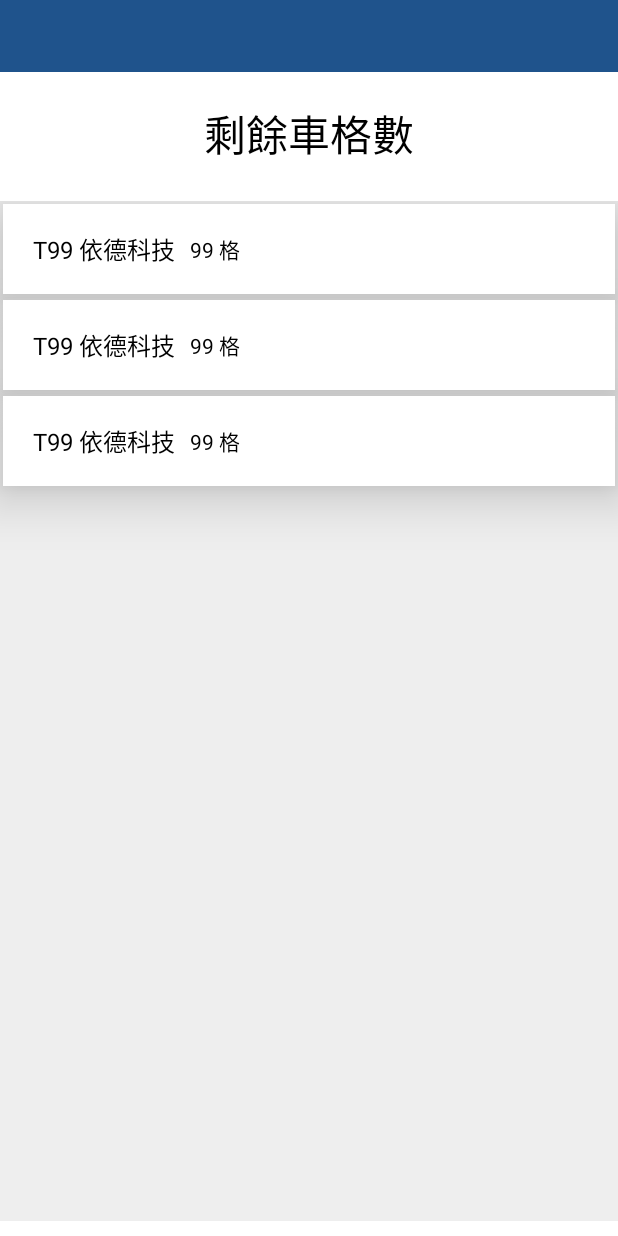
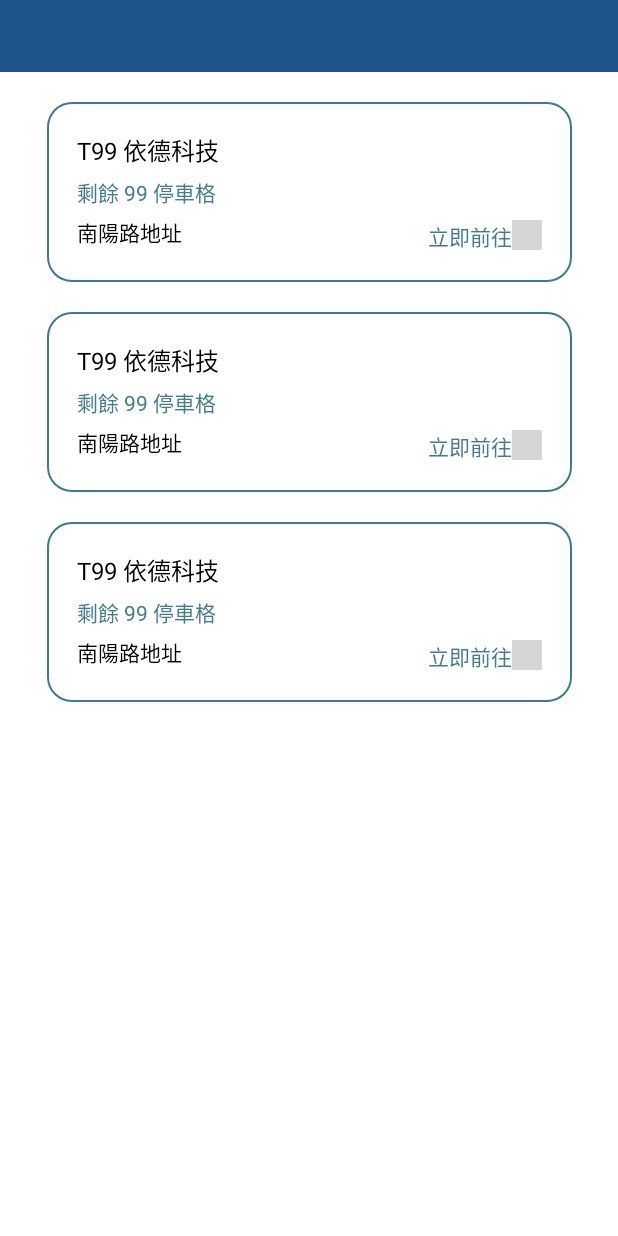
Before and after one commit to jacky7612/android_nantoupass, an Android app: the layout fragment_parking_info.xml on its own in the app's theme, with its tools: preview values and no code run, on a phone screen of 412 x 824 dp. Run offline under Robolectric (Android 15) with nearby library versions, the light colour scheme and no system bars; grey boxes are pictures that could not be loaded.

Commit message:
完成剩餘車格

```diff
--- a/app/src/main/java/com/jotangi/nantouparking/config/ApiConfig.kt
+++ b/app/src/main/java/com/jotangi/nantouparking/config/ApiConfig.kt
@@ -260,4 +260,7 @@ interface ApiConfig {
         @Field("point_num") pointNum: String,
         @Field("product_price") productPrice: String
     ): Call<UsePointResponse>
+
+    @GET("api/all_park_status.php")
+    fun getAllParkStatus(): Call<AllParkStatusResponse>
 }
--- a/app/src/main/java/com/jotangi/nantouparking/ui/main/parkingInfo/ParkingInfoViewHolder.kt
+++ b/app/src/main/java/com/jotangi/nantouparking/ui/main/parkingInfo/ParkingInfoViewHolder.kt
@@ -1,5 +1,6 @@
 package com.jotangi.nantouparking.ui.main.parkingInfo
 
+import ParkingInfoClickListener
 import androidx.recyclerview.widget.RecyclerView
 import com.jotangi.nantouparking.databinding.ItemParkingInfoBinding
 import com.jotangi.nantouparking.model.ParkingInfoBuildingVO
--- a/app/src/main/res/layout/fragment_parking_info.xml
+++ b/app/src/main/res/layout/fragment_parking_info.xml
@@ -15,6 +15,7 @@
         app:layout_constraintTop_toTopOf="parent" />
 
     <TextView
+        android:visibility="gone"
         android:id="@+id/parking_info_title_textView"
         android:layout_width="wrap_content"
         android:layout_height="wrap_content"
@@ -29,11 +30,10 @@
 
     <androidx.recyclerview.widget.RecyclerView
         android:id="@+id/parking_info_recyclerView"
-        android:layout_width="0dp"
+        android:layout_width="370dp"
         android:layout_height="0dp"
-        android:layout_marginTop="4dp"
+        android:layout_marginTop="10dp"
         android:layout_marginBottom="10dp"
-        android:background="@color/c_eeeeee_100"
         app:layoutManager="androidx.recyclerview.widget.LinearLayoutManager"
         app:layout_constraintBottom_toBottomOf="parent"
         app:layout_constraintEnd_toEndOf="parent"
--- a/app/src/main/res/layout/item_parking_info.xml
+++ b/app/src/main/res/layout/item_parking_info.xml
@@ -3,10 +3,10 @@
     xmlns:app="http://schemas.android.com/apk/res-auto"
     android:id="@+id/item_coupon_constraintLayout"
     android:layout_width="match_parent"
-    android:layout_height="60dp"
-    android:layout_margin="2dp"
-    android:background="@color/white"
-    android:elevation="20dp">
+    android:layout_height="120dp"
+    android:layout_margin="10dp"
+    android:background="@drawable/rounded_border_spinner"
+    android:elevation="3dp">
 
     <TextView
         android:id="@+id/item_parking_info_title_textView"
@@ -17,19 +17,47 @@
         android:textSize="16sp"
         android:layout_margin="20dp"
         app:layout_constraintStart_toStartOf="parent"
-        app:layout_constraintEnd_toStartOf="@+id/item_parking_info_count_textView"
-        app:layout_constraintTop_toTopOf="parent"
-        app:layout_constraintBottom_toBottomOf="parent"/>
+        app:layout_constraintTop_toTopOf="parent"/>
 
     <TextView
+        android:layout_marginTop="5dp"
         android:id="@+id/item_parking_info_count_textView"
         android:layout_width="wrap_content"
         android:layout_height="wrap_content"
-        android:text="99 格"
+        android:text="剩餘 99 停車格"
+        android:textColor="#447c8c"
+        app:layout_constraintStart_toStartOf="@+id/item_parking_info_title_textView"
+        app:layout_constraintTop_toBottomOf="@+id/item_parking_info_title_textView" />
+
+    <TextView
+        android:layout_marginTop="5dp"
+        android:id="@+id/address"
+        android:layout_width="wrap_content"
+        android:layout_height="wrap_content"
+        android:text="南陽路地址"
         android:textColor="@color/black"
-        android:layout_marginStart="10dp"
+        app:layout_constraintStart_toStartOf="@+id/item_parking_info_title_textView"
+        app:layout_constraintTop_toBottomOf="@+id/item_parking_info_count_textView" />
+
+    <LinearLayout
+        android:id="@+id/btn_map"
+        android:layout_marginRight="20dp"
+        android:layout_marginBottom="20dp"
+        app:layout_constraintEnd_toEndOf="parent"
         app:layout_constraintBottom_toBottomOf="parent"
-        app:layout_constraintStart_toEndOf="@+id/item_parking_info_title_textView"
-        app:layout_constraintTop_toTopOf="parent" />
+        android:layout_width="wrap_content"
+        android:layout_height="wrap_content"
+        android:orientation="horizontal">
+
+        <TextView
+            android:textColor="#447c8c"
+            android:text="立即前往"
+            android:layout_width="wrap_content"
+            android:layout_height="wrap_content"/>
+        <ImageView
+            android:layout_width="20dp"
+            android:layout_height="20dp"
+            android:background="@drawable/green_arrow"/>
+    </LinearLayout>
 
 </androidx.constraintlayout.widget.ConstraintLayout>
```
Also changed, not shown: app/src/main/java/com/jotangi/nantouparking/model/AllParkStatusResponse.kt (added, +14 -0 lines), app/src/main/java/com/jotangi/nantouparking/ui/MainViewModel.kt (+34 -0 lines), app/src/main/java/com/jotangi/nantouparking/ui/main/parkingInfo/ParkingInfoAdapter.kt (+29 -23 lines), app/src/main/java/com/jotangi/nantouparking/ui/main/parkingInfo/ParkingInfoFragment.kt (+10 -9 lines).
